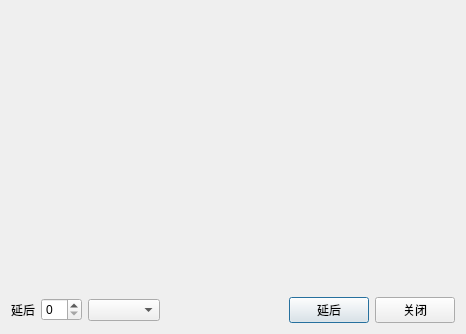
Above: ui/todoremind.ui from Younger-Chan/everyday before the change. Below: the same form after it.
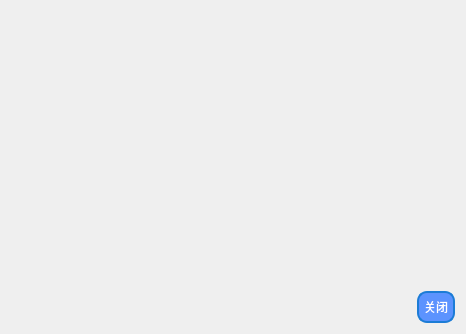
That is the form after the change.

Commit message: 设置页面添加帮助链接，删除提醒事件延后操作

Diff of the .ui file:
```diff
--- a/ui/todoremind.ui
+++ b/ui/todoremind.ui
@@ -53,19 +53,6 @@
      </item>
      <item>
       <layout class="QHBoxLayout" name="horizontalLayout">
-       <item>
-        <widget class="QLabel" name="label">
-         <property name="text">
-          <string>延后</string>
-         </property>
-        </widget>
-       </item>
-       <item>
-        <widget class="QSpinBox" name="spinBox"/>
-       </item>
-       <item>
-        <widget class="QComboBox" name="comboBox"/>
-       </item>
        <item>
         <spacer name="horizontalSpacer">
          <property name="orientation">
@@ -79,15 +66,39 @@
          </property>
         </spacer>
        </item>
-       <item>
-        <widget class="QPushButton" name="pb_delay">
-         <property name="text">
-          <string>延后</string>
-         </property>
-        </widget>
-       </item>
        <item>
         <widget class="QPushButton" name="pb_close">
+         <property name="styleSheet">
+          <string notr="true">/* 设置 QPushButton 的基本样式 */
+QPushButton {
+    color: white; /* 文字颜色 */
+    background-color: #5c93fe; /* 背景色 */
+    border-style: solid; /* 边框样式 */
+    border-width: 2px; /* 边框宽度 */
+    border-radius: 10px; /* 边框圆角 */
+    border-color: #1c7cd6; /* 边框颜色 */
+    padding: 5px; /* 内边距 */
+}
+
+/* 设置鼠标悬停时的样式 */
+QPushButton:hover {
+    background-color: #1c7cd6; /* 鼠标悬停时的背景色 */
+    border-color: #5c93fe; /* 鼠标悬停时的边框颜色 */
+}
+
+/* 设置鼠标按下时的样式 */
+QPushButton:pressed {
+    background-color: #555555; /* 鼠标按下时的背景色 */
+    border-color: #333333; /* 鼠标按下时的边框颜色 */
+}
+
+/* 设置禁用状态的样式 */
+QPushButton:disabled {
+    background-color: #cccccc; /* 禁用状态的背景色 */
+    border-color: #aaaaaa; /* 禁用状态的边框颜色 */
+    color: #666666; /* 禁用状态的文字颜色 */
+}</string>
+         </property>
          <property name="text">
           <string>关闭</string>
          </property>
```
The commit also changes 8 other files.
